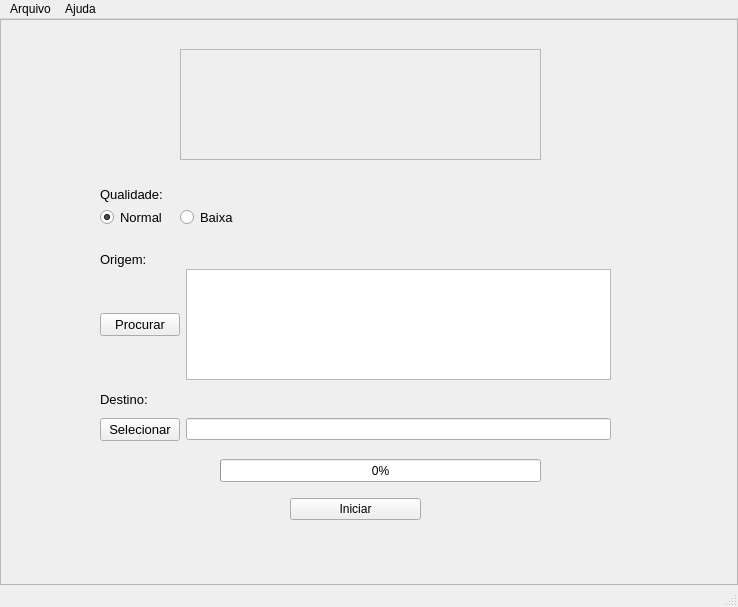
Before: the Qt Designer form qt_designer/interface_app/pje-converter.ui in hadtrindade/conversor-e-divisor, drawn with Qt 5.
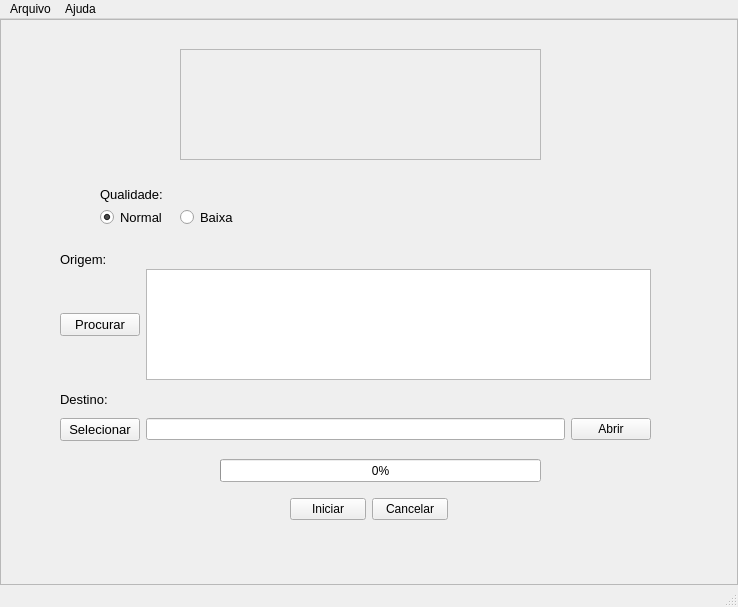
After: the same form once the commit is applied. Icons and pictures are not drawn.

Commit message: feature: adição de botão para cancelar processo.

Diff of the .ui file:
```diff
--- a/qt_designer/interface_app/pje-converter.ui
+++ b/qt_designer/interface_app/pje-converter.ui
@@ -49,9 +49,9 @@
       <widget class="QWidget" name="horizontalLayoutWidget">
        <property name="geometry">
         <rect>
-         <x>100</x>
+         <x>60</x>
          <y>250</y>
-         <width>511</width>
+         <width>591</width>
          <height>111</height>
         </rect>
        </property>
@@ -80,7 +80,7 @@
         <rect>
          <x>290</x>
          <y>470</y>
-         <width>131</width>
+         <width>158</width>
          <height>41</height>
         </rect>
        </property>
@@ -92,6 +92,13 @@
           </property>
          </widget>
         </item>
+        <item>
+         <widget class="QPushButton" name="stop_progress_button">
+          <property name="text">
+           <string>Cancelar</string>
+          </property>
+         </widget>
+        </item>
        </layout>
       </widget>
       <widget class="QFrame" name="logo_tjrn">
@@ -129,9 +136,9 @@
       <widget class="QWidget" name="horizontalLayoutWidget_3">
        <property name="geometry">
         <rect>
-         <x>100</x>
+         <x>60</x>
          <y>390</y>
-         <width>511</width>
+         <width>591</width>
          <height>41</height>
         </rect>
        </property>
@@ -151,12 +158,19 @@
         <item>
          <widget class="QLineEdit" name="output_file"/>
         </item>
+        <item>
+         <widget class="QPushButton" name="open_folder">
+          <property name="text">
+           <string>Abrir</string>
+          </property>
+         </widget>
+        </item>
        </layout>
       </widget>
       <widget class="QLabel" name="label">
        <property name="geometry">
         <rect>
-         <x>100</x>
+         <x>60</x>
          <y>370</y>
          <width>91</width>
          <height>21</height>
@@ -174,7 +188,7 @@
       <widget class="QLabel" name="label_2">
        <property name="geometry">
         <rect>
-         <x>100</x>
+         <x>60</x>
          <y>230</y>
          <width>47</width>
          <height>21</height>
```
The commit also changes 3 other files.
